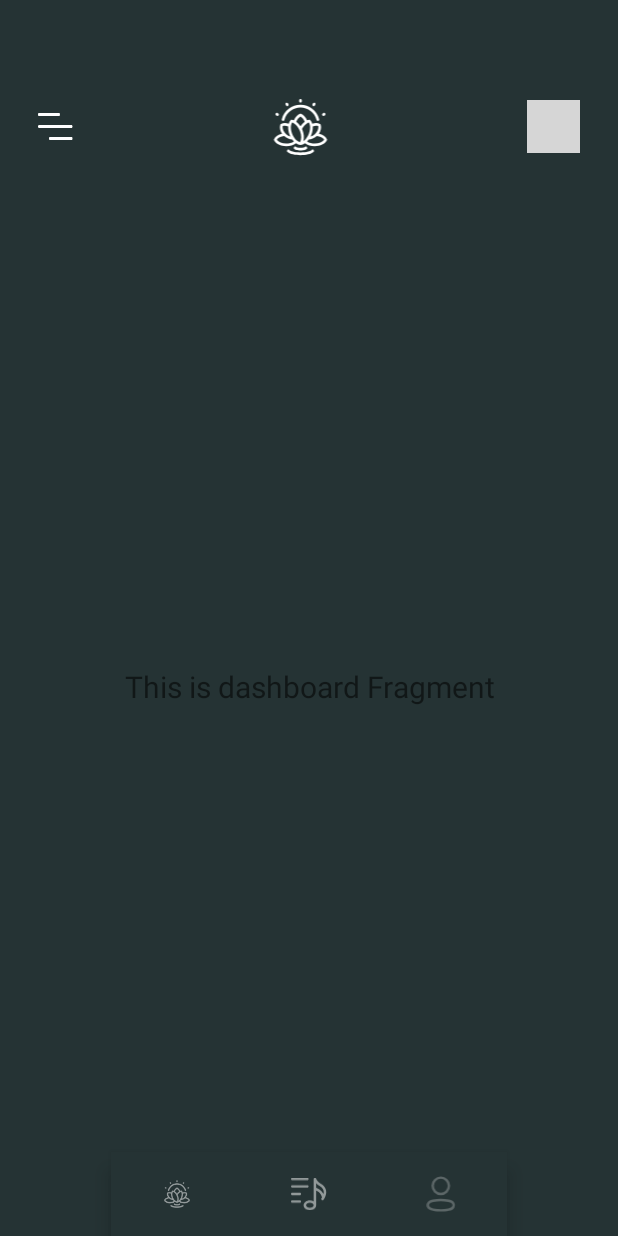
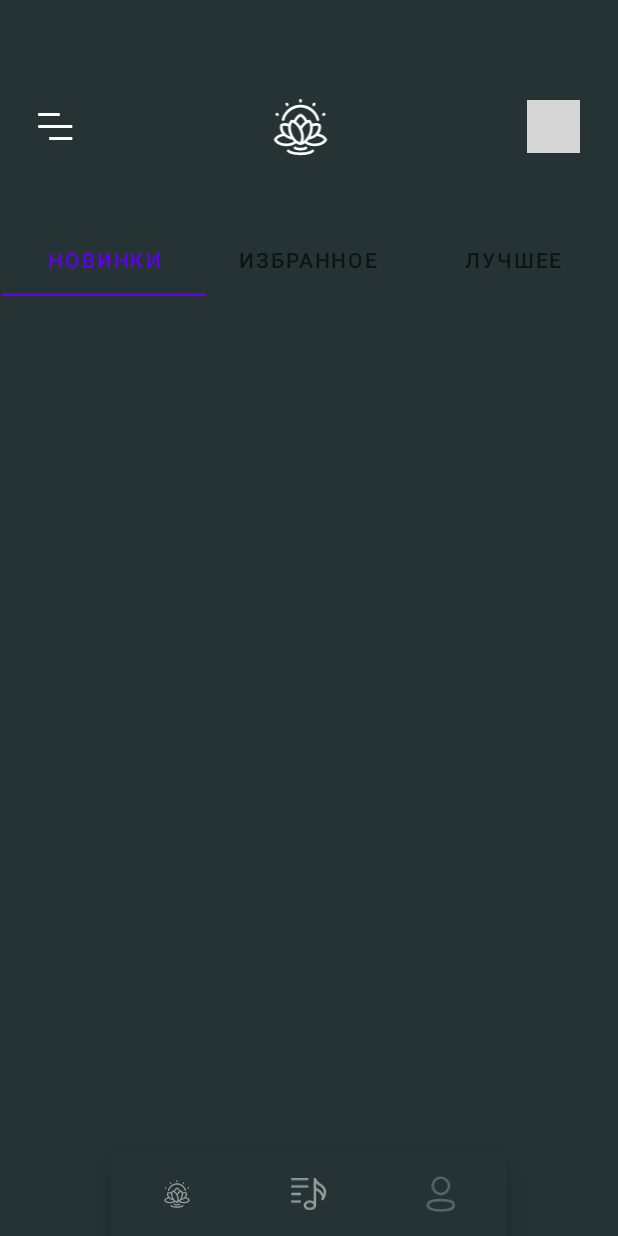
Before and after one commit to QuilliuQ/BrainApp, an Android app: the MusicFragment screen opened through its navigation route, on a phone screen of 412 x 824 dp. Run offline under Robolectric (Android 15) with nearby library versions, the phone set to English and light mode, and no system bars; our stand-ins replace navigation-ui; pictures from the network do not load; 1 statement that could not run was skipped; grey boxes are pictures that could not be loaded.

Commit message:
2510chapter2

```diff
--- a/app/src/main/java/com/sylas/tamagochi/ui/dashboard/DashboardViewModel.kt
+++ /dev/null
@@ -1,13 +0,0 @@
-package com.sylas.tamagochi.ui.dashboard
-
-import androidx.lifecycle.LiveData
-import androidx.lifecycle.MutableLiveData
-import androidx.lifecycle.ViewModel
-
-class DashboardViewModel : ViewModel() {
-
-    private val _text = MutableLiveData<String>().apply {
-        value = "This is dashboard Fragment"
-    }
-    val text: LiveData<String> = _text
-}
--- a/app/src/main/java/com/sylas/tamagochi/ui/dashboard/DashboardFragment.kt
+++ b/app/src/main/java/com/sylas/tamagochi/ui/music/MusicFragment.kt
@@ -1,4 +1,4 @@
-package com.sylas.tamagochi.ui.dashboard
+package com.sylas.tamagochi.ui.music
 
 import android.os.Bundle
 import android.view.LayoutInflater
@@ -8,12 +8,14 @@ import android.widget.TextView
 import androidx.fragment.app.Fragment
 import androidx.lifecycle.Observer
 import androidx.lifecycle.ViewModelProvider
+import androidx.viewpager.widget.ViewPager
+import com.google.android.material.tabs.TabLayout
 import com.sylas.tamagochi.R
 import com.sylas.tamagochi.databinding.FragmentMusicBinding
 
-class DashboardFragment : Fragment() {
+class MusicFragment : Fragment() {
 
-    private lateinit var dashboardViewModel: DashboardViewModel
+
     private var _binding: FragmentMusicBinding? = null
 
     // This property is only valid between onCreateView and
@@ -25,16 +27,13 @@ class DashboardFragment : Fragment() {
         container: ViewGroup?,
         savedInstanceState: Bundle?
     ): View? {
-        dashboardViewModel =
-            ViewModelProvider(this).get(DashboardViewModel::class.java)
 
         _binding = FragmentMusicBinding.inflate(inflater, container, false)
         val root: View = binding.root
-
-        val textView: TextView = binding.textDashboard
-        dashboardViewModel.text.observe(viewLifecycleOwner, Observer {
-            textView.text = it
-        })
+        val viewPager: ViewPager = root.findViewById(R.id.view_pager)
+        val tabs : TabLayout = root.findViewById(R.id.tabs)
+        viewPager.adapter = MusicSectionPagerAdapter(parentFragmentManager)
+        tabs.setupWithViewPager(viewPager)
         return root
     }
 
--- /dev/null
+++ b/app/src/main/java/com/sylas/tamagochi/ui/music/MusicSectionPagerAdapter.kt
@@ -0,0 +1,33 @@
+package com.sylas.tamagochi.ui.music
+
+import android.view.View
+import androidx.fragment.app.Fragment
+import androidx.fragment.app.FragmentManager
+import androidx.fragment.app.FragmentPagerAdapter
+import androidx.viewpager.widget.PagerAdapter
+import com.sylas.tamagochi.ui.music.fragments.BestFragment
+import com.sylas.tamagochi.ui.music.fragments.FavouritesFragment
+import com.sylas.tamagochi.ui.music.fragments.NewFragment
+
+class MusicSectionPagerAdapter(fm:FragmentManager) : FragmentPagerAdapter(fm) {
+    val listTitle = arrayListOf<String>("Новинки","Избранное","Лучшее")
+
+    override fun getPageTitle(position: Int): CharSequence? {
+        return listTitle[position]
+    }
+
+    override fun getItem(position: Int): Fragment {
+        when(position){
+            0-> return NewFragment()
+            1-> return FavouritesFragment()
+            2-> return BestFragment()
+            else -> return NewFragment()
+        }
+    }
+
+    override fun getCount(): Int {
+        return listTitle.size
+    }
+
+
+}
--- /dev/null
+++ b/app/src/main/java/com/sylas/tamagochi/ui/music/fragments/FavouritesFragment.kt
@@ -0,0 +1,15 @@
+package com.sylas.tamagochi.ui.music.fragments
+
+import android.os.Bundle
+import android.view.View
+import androidx.fragment.app.Fragment
+import com.sylas.tamagochi.R
+
+class FavouritesFragment : Fragment(R.layout.favourites_musicfragment) {
+
+    override fun onViewCreated(view: View, savedInstanceState: Bundle?) {
+        super.onViewCreated(view, savedInstanceState)
+
+
+    }
+}
--- /dev/null
+++ b/app/src/main/java/com/sylas/tamagochi/ui/music/fragments/NewFragment.kt
@@ -0,0 +1,15 @@
+package com.sylas.tamagochi.ui.music.fragments
+
+import android.os.Bundle
+import android.view.View
+import androidx.fragment.app.Fragment
+import com.sylas.tamagochi.R
+
+class NewFragment : Fragment(R.layout.new_musicfragment) {
+
+    override fun onViewCreated(view: View, savedInstanceState: Bundle?) {
+        super.onViewCreated(view, savedInstanceState)
+
+
+    }
+}
--- /dev/null
+++ b/app/src/main/res/layout/best_musicfragment.xml
@@ -0,0 +1,6 @@
+<?xml version="1.0" encoding="utf-8"?>
+<androidx.constraintlayout.widget.ConstraintLayout xmlns:android="http://schemas.android.com/apk/res/android"
+    android:layout_width="match_parent"
+    android:layout_height="match_parent">
+
+</androidx.constraintlayout.widget.ConstraintLayout>
--- /dev/null
+++ b/app/src/main/res/layout/favourites_musicfragment.xml
@@ -0,0 +1,6 @@
+<?xml version="1.0" encoding="utf-8"?>
+<androidx.constraintlayout.widget.ConstraintLayout xmlns:android="http://schemas.android.com/apk/res/android"
+    android:layout_width="match_parent"
+    android:layout_height="match_parent">
+
+</androidx.constraintlayout.widget.ConstraintLayout>
--- a/app/src/main/res/layout/fragment_music.xml
+++ b/app/src/main/res/layout/fragment_music.xml
@@ -4,19 +4,27 @@
     xmlns:tools="http://schemas.android.com/tools"
     android:layout_width="match_parent"
     android:layout_height="match_parent"
-    tools:context=".ui.dashboard.DashboardFragment">
+    android:background="@color/backgroundgreen"
+    tools:context=".ui.music.MusicFragment" >
 
-    <TextView
-        android:id="@+id/text_dashboard"
-        android:layout_width="match_parent"
+    <com.google.android.material.tabs.TabLayout
+        android:layout_width="409dp"
+        android:id="@+id/tabs"
         android:layout_height="wrap_content"
-        android:layout_marginStart="8dp"
-        android:layout_marginTop="8dp"
-        android:layout_marginEnd="8dp"
-        android:textAlignment="center"
-        android:textSize="20sp"
-        app:layout_constraintBottom_toBottomOf="parent"
+        android:layout_marginTop="10dp"
+        android:background="@color/backgroundgreen"
         app:layout_constraintEnd_toEndOf="parent"
         app:layout_constraintStart_toStartOf="parent"
-        app:layout_constraintTop_toTopOf="parent" />
+        app:layout_constraintTop_toTopOf="parent">
+
+    </com.google.android.material.tabs.TabLayout>
+    <androidx.viewpager.widget.ViewPager
+        android:layout_width="match_parent"
+        android:layout_height="0dp"
+        android:id="@+id/view_pager"
+        app:layout_constraintTop_toBottomOf="@id/tabs"
+        app:layout_constraintStart_toStartOf="parent"
+        app:layout_constraintEnd_toEndOf="parent"
+        app:layout_constraintBottom_toBottomOf="parent"
+        />
 </androidx.constraintlayout.widget.ConstraintLayout>
--- /dev/null
+++ b/app/src/main/res/layout/new_musicfragment.xml
@@ -0,0 +1,6 @@
+<?xml version="1.0" encoding="utf-8"?>
+<androidx.constraintlayout.widget.ConstraintLayout xmlns:android="http://schemas.android.com/apk/res/android"
+    android:layout_width="match_parent"
+    android:layout_height="match_parent">
+
+</androidx.constraintlayout.widget.ConstraintLayout>
--- a/app/src/main/res/navigation/mobile_navigation.xml
+++ b/app/src/main/res/navigation/mobile_navigation.xml
@@ -17,7 +17,7 @@
 
     <fragment
         android:id="@+id/navigation_music"
-        android:name="com.sylas.tamagochi.ui.dashboard.DashboardFragment"
+        android:name="com.sylas.tamagochi.ui.music.MusicFragment"
         android:label="@string/title_dashboard"
         tools:layout="@layout/fragment_music" />
 
--- /dev/null
+++ b/app/src/main/res/values-land/dimens.xml
@@ -0,0 +1,3 @@
+<resources>
+    <dimen name="fab_margin">48dp</dimen>
+</resources>
--- /dev/null
+++ b/app/src/main/res/values-w1240dp/dimens.xml
@@ -0,0 +1,3 @@
+<resources>
+    <dimen name="fab_margin">200dp</dimen>
+</resources>
--- /dev/null
+++ b/app/src/main/res/values-w600dp/dimens.xml
@@ -0,0 +1,3 @@
+<resources>
+    <dimen name="fab_margin">48dp</dimen>
+</resources>
--- /dev/null
+++ b/app/src/main/res/values-w820dp/dimens.xml
@@ -0,0 +1,6 @@
+<resources>
+    <!-- Example customization of dimensions originally defined in res/values/dimens.xml
+         (such as screen margins) for screens with more than 820dp of available width. This
+         would include 7" and 10" devices in landscape (~960dp and ~1280dp respectively). -->
+    <dimen name="activity_horizontal_margin">64dp</dimen>
+</resources>
--- a/app/src/main/res/values/dimens.xml
+++ b/app/src/main/res/values/dimens.xml
@@ -2,4 +2,7 @@
     <!-- Default screen margins, per the Android Design guidelines. -->
     <dimen name="activity_horizontal_margin">16dp</dimen>
     <dimen name="activity_vertical_margin">16dp</dimen>
+    <dimen name="appbar_padding">16dp</dimen>
+    <dimen name="fab_margin">16dp</dimen>
+    <dimen name="appbar_padding_top">8dp</dimen>
 </resources>
--- a/app/src/main/res/values/strings.xml
+++ b/app/src/main/res/values/strings.xml
@@ -4,4 +4,8 @@
     <string name="title_home">Home</string>
     <string name="title_dashboard">Dashboard</string>
     <string name="title_notifications">Notifications</string>
+    <string name="title_activity_music">MusicActivity</string>
+    <string name="tab_text_1">Tab 1</string>
+    <string name="tab_text_2">Tab 2</string>
+    <string name="title_activity_main2">MainActivity2</string>
 </resources>
--- a/app/src/main/res/values/themes.xml
+++ b/app/src/main/res/values/themes.xml
@@ -13,4 +13,13 @@
         <item name="android:statusBarColor" tools:targetApi="l">?attr/colorPrimaryVariant</item>
         <!-- Customize your theme here. -->
     </style>
+
+    <style name="Theme.Tamagochi.NoActionBar">
+        <item name="windowActionBar">false</item>
+        <item name="windowNoTitle">true</item>
+    </style>
+
+    <style name="Theme.Tamagochi.AppBarOverlay" parent="ThemeOverlay.AppCompat.Dark.ActionBar" />
+
+    <style name="Theme.Tamagochi.PopupOverlay" parent="ThemeOverlay.AppCompat.Light" />
 </resources>
```
Also changed, not shown: app/src/main/AndroidManifest.xml (+14 -11 lines), app/src/main/java/com/sylas/tamagochi/ui/music/fragments/BestFragment.kt (added, +15 -0 lines), app/src/main/res/layout/fragment_profile.xml (+9 -3 lines).
